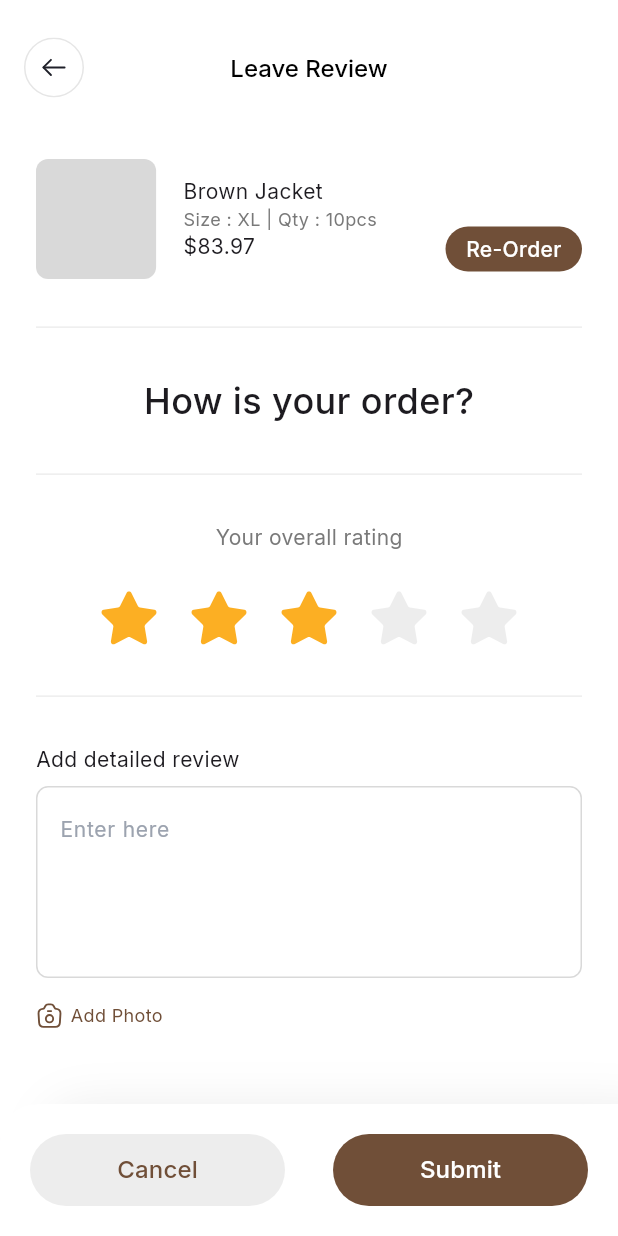
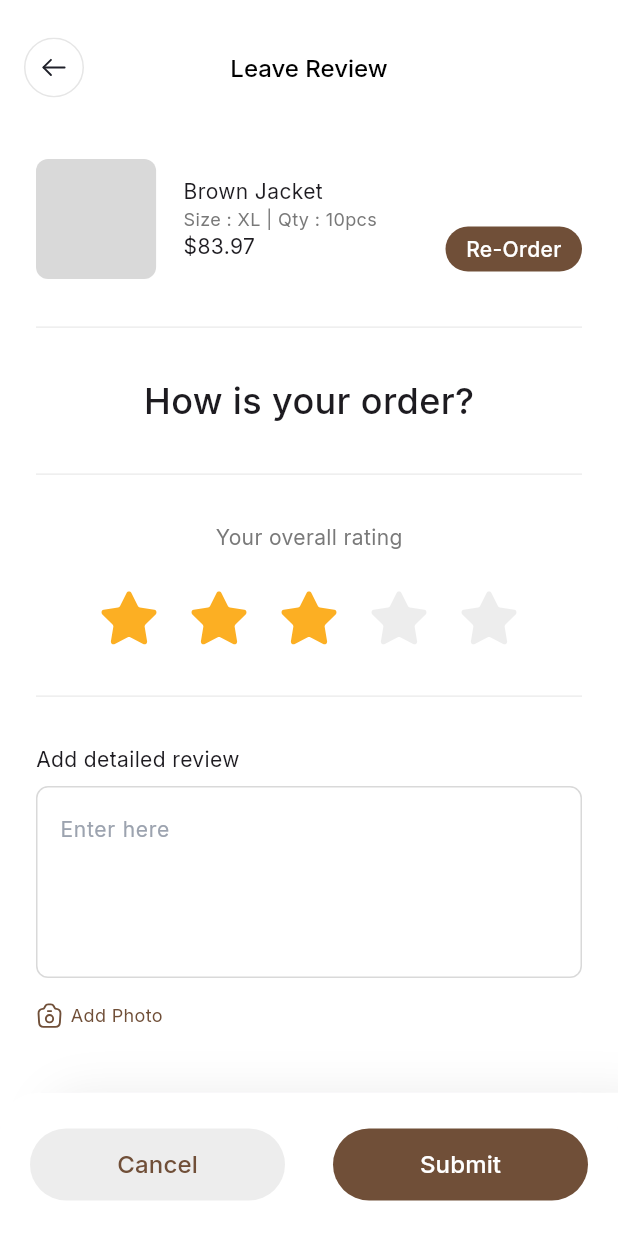
Before and after one commit to muhamedseoudii/fashion, a Flutter app: the OrderReviewView screen opened by its route, on a phone screen of 412 x 824 dp. Run offline on Flutter 3.47's test engine with Material 3 defaults, Android fonts, the phone set to English and light mode, and no system bars; drawn by our look-alikes of flutter_rating_bar; our stand-ins replace animate_do, animated_custom_dropdown, easy_localization, flutter_credit_card, flutter_riverpod, flutter_svg and 5 more; missing offline and left inert: coupon_uikit, mobkit_dashed_border, responsive_navigation_bar; statements that could not run were skipped.

Commit message:
adding filter and some widgets

```diff
--- a/lib/presentation/category_product/view/order_review_view.dart
+++ b/lib/presentation/category_product/view/order_review_view.dart
@@ -1,14 +1,12 @@
-import 'package:easy_localization/easy_localization.dart';
 import 'package:fashion/presentation/category_product/widget/order_review/order_review_widget.dart';
+import 'package:fashion/presentation/category_product/widget/order_review/scrollable_bottomsheet_widget.dart';
 import 'package:flutter/material.dart';
 import 'package:flutter_rating_bar/flutter_rating_bar.dart';
 import 'package:flutter_svg/svg.dart';
 
-import '../../component/buttons/buttons_custom_view.dart';
 import '../../component/text_buttons/text_field_custom.dart';
 import '../../resources/assets_manager.dart';
 import '../../resources/color_manager.dart';
-import '../../resources/routes_manager.dart';
 import '../../resources/styles_manager.dart';
 
 class OrderReviewView extends StatelessWidget {
@@ -107,65 +105,18 @@ class OrderReviewView extends StatelessWidget {
         bottomSheet: DraggableScrollableSheet(
           expand: false,
           snap: true,
-          snapSizes: [0.12, 0.13],
-          initialChildSize: 0.12,
-          minChildSize: 0.12,
+          snapSizes: [0.13, 0.14],
+          initialChildSize: 0.13,
+          minChildSize: 0.13,
           // maxChildSize: 0.3,
           builder: (context, scrollController) {
-            return Container(
-              width: double.infinity,
-              decoration: BoxDecoration(
-                boxShadow: [
-                  BoxShadow(
-                      color: ColorManager.grey,
-                      offset: Offset(30, 0),
-                      blurRadius: 26,
-                      blurStyle: BlurStyle.outer,
-                     )
-                ],
-                borderRadius: const BorderRadius.only(
-                  topLeft: Radius.circular(25),
-                  topRight: Radius.circular(25),
-                ),
-                color: ColorManager.white,
-              ),
-              child: Padding(
-                padding:
-                    const EdgeInsets.symmetric(horizontal: 20, vertical: 12),
-                child: Row(
-                  mainAxisAlignment: MainAxisAlignment.spaceBetween,
-                  children: [
-                    SizedBox(
-                      width: 170,
-                      height: 48,
-                      child: FilledButtonEdit(
-                        text: "Cancel",
-                        textSize: 16,
-                        textColor: ColorManager.primary,
-                        buttonColor: ColorManager.grey,
-                        onClick: () {
-                          Navigator.pushNamed(context, Routes.trackOrderRoute);
-                          // Navigator.pushNamed(context, Routes.checkoutPaymentRoute);
-                        },
-                      ),
-                    ),
-                    SizedBox(
-                      width: 170,
-                      height: 48,
-                      child: FilledButtonEdit(
-                        text: "Submit",
-                        textSize: 16,
-                        textColor: ColorManager.white,
-                        buttonColor: ColorManager.primary,
-                        onClick: () {
-                          Navigator.pushNamed(context, Routes.trackOrderRoute);
-                          // Navigator.pushNamed(context, Routes.checkoutPaymentRoute);
-                        },
-                      ),
-                    ),
-                  ],
-                ),
-              ),
+            return ScrollableBottomSheetWidget(
+              leftText: "Cancel",
+              rightText: "Submit",
+              onSubmit: () {},
+              onCancel: () {
+                Navigator.pop(context);
+              },
             );
           },
         ));
--- /dev/null
+++ b/lib/presentation/category_product/widget/order_review/scrollable_bottomsheet_widget.dart
@@ -0,0 +1,63 @@
+import 'package:flutter/material.dart';
+
+import '../../../component/buttons/buttons_custom_view.dart';
+import '../../../resources/color_manager.dart';
+
+class ScrollableBottomSheetWidget extends StatelessWidget {
+  final String leftText,rightText;
+  final void Function()? onCancel, onSubmit;
+
+  const ScrollableBottomSheetWidget({super.key, this.onCancel, this.onSubmit, required this.leftText, required this.rightText});
+
+  @override
+  Widget build(BuildContext context) {
+    return Container(
+      width: double.infinity,
+      decoration: BoxDecoration(
+        boxShadow: [
+          BoxShadow(
+            color: ColorManager.grey,
+            offset: Offset(30, 0),
+            blurRadius: 26,
+            blurStyle: BlurStyle.outer,
+          )
+        ],
+        borderRadius: const BorderRadius.only(
+          topLeft: Radius.circular(25),
+          topRight: Radius.circular(25),
+        ),
+        color: ColorManager.white,
+      ),
+      child: Padding(
+        padding: const EdgeInsets.symmetric(horizontal: 20, vertical: 12),
+        child: Row(
+          mainAxisAlignment: MainAxisAlignment.spaceBetween,
+          children: [
+            SizedBox(
+              width: 170,
+              height: 48,
+              child: FilledButtonEdit(
+                text: leftText,
+                textSize: 16,
+                textColor: ColorManager.primary,
+                buttonColor: ColorManager.grey,
+                onClick: onCancel,
+              ),
+            ),
+            SizedBox(
+              width: 170,
+              height: 48,
+              child: FilledButtonEdit(
+                text: rightText,
+                textSize: 16,
+                textColor: ColorManager.white,
+                buttonColor: ColorManager.primary,
+                onClick: onSubmit,
+              ),
+            ),
+          ],
+        ),
+      ),
+    );
+  }
+}
--- a/lib/presentation/main/view/home_view.dart
+++ b/lib/presentation/main/view/home_view.dart
@@ -50,7 +50,9 @@ class _HomeViewState extends State<HomeView> {
                     onClickSearch: () {
                       Navigator.pushNamed(context, Routes.searchRoute);
                     },
-                    onTapFilter: () {},
+                    onTapFilter: () {
+                      Navigator.pushNamed(context, Routes.filterRoute);
+                    },
                   ),
                   const SizedBox(height: 24),
                   const PageViewWidget(),
--- a/lib/presentation/resources/routes_manager.dart
+++ b/lib/presentation/resources/routes_manager.dart
@@ -8,6 +8,7 @@ import 'package:fashion/presentation/category_product/view/checkout_payment_view
 import 'package:fashion/presentation/category_product/view/checkout_view.dart';
 import 'package:fashion/presentation/category_product/view/choosing_shipping_view.dart';
 import 'package:fashion/presentation/category_product/view/coupons_view.dart';
+import 'package:fashion/presentation/category_product/view/filter_view.dart';
 import 'package:fashion/presentation/category_product/view/order_review_view.dart';
 import 'package:fashion/presentation/category_product/view/payment_success_view.dart';
 import 'package:fashion/presentation/category_product/view/shipping_address_view.dart';
@@ -63,6 +64,7 @@ class Routes {
   static const String couponsRoute = "/coupons";
   static const String trackOrderRoute = "/trackOrder";
   static const String leaveReviewRoute = "/leaveReview";
+  static const String filterRoute = "/filter";
 }
 
 class RoutesGenerator {
@@ -128,6 +130,8 @@ class RoutesGenerator {
         return MaterialPageRoute(builder: (_) => const TrackOrderView());
       case Routes.leaveReviewRoute:
         return MaterialPageRoute(builder: (_) => const OrderReviewView());
+      case Routes.filterRoute:
+        return MaterialPageRoute(builder: (_) => const FilterView());
       default:
         return unDefinedRoute();
     }
--- a/lib/presentation/resources/styles_manager.dart
+++ b/lib/presentation/resources/styles_manager.dart
@@ -39,7 +39,7 @@ abstract class AppTextStyles {
   static const largeTitleDarkBlue21 = TextStyle(
       fontSize: 21.61, fontWeight: FontWeight.w700, color: Color(0xff1A2C42));
   static const largeTitle18 =
-      TextStyle(fontSize: 18, fontWeight: FontWeight.w500);
+      TextStyle(fontSize: 18, fontWeight: FontWeight.w600);
   static const largeTitleNavy18 = TextStyle(
       fontSize: 18, color: Color(0xff1A2C42), fontWeight: FontWeight.w700);
   static const largeTitleBlack18 =
--- a/pubspec.yaml
+++ b/pubspec.yaml
@@ -32,6 +32,7 @@ dependencies:
   flutter_credit_card: ^3.0.7
   coupon_uikit: ^0.2.1
   flutter_rating_bar: ^4.0.1
+  syncfusion_flutter_sliders: ^28.1.41
 
 
 dev_dependencies:
```
Also changed, not shown: lib/presentation/category_product/view/filter_view.dart (added, +143 -0 lines), lib/presentation/category_product/widget/filter/selectable_brands_list.dart (added, +69 -0 lines), lib/presentation/category_product/widget/filter/selectable_gender_list.dart (added, +67 -0 lines), lib/presentation/category_product/widget/filter/selectable_sortby_list.dart (added, +67 -0 lines), lib/presentation/category_product/widget/order_review/review_tile_widget.dart (added, +30 -0 lines), pubspec.lock.
